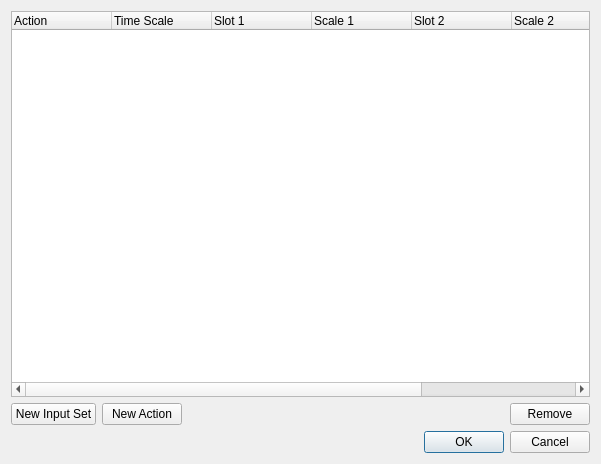
Before: the Qt Designer form Tools/EditorFramework/Dialogs/InputConfigDlg.ui in ezEngine/ezEngine, drawn with Qt 5.
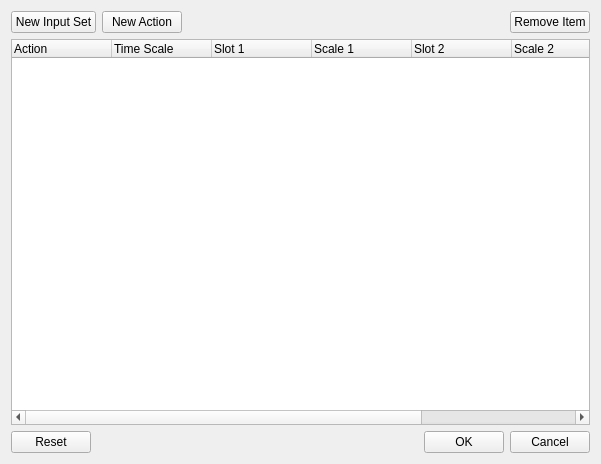
After: the same form once the commit is applied. Icons and pictures are not drawn.

Commit message: Finished dialog for input map editing. Available input slots have to be defined in external files, as plugins may not be loaded in the editor process (at that time or on that platform).

Diff of the .ui file:
```diff
--- a/Tools/EditorFramework/Dialogs/InputConfigDlg.ui
+++ b/Tools/EditorFramework/Dialogs/InputConfigDlg.ui
@@ -18,6 +18,53 @@
     <normaloff>:/EditorFramework/Icons/Input16.png</normaloff>:/EditorFramework/Icons/Input16.png</iconset>
   </property>
   <layout class="QVBoxLayout" name="verticalLayout">
+   <item>
+    <layout class="QHBoxLayout" name="horizontalLayout">
+     <item>
+      <widget class="QPushButton" name="ButtonNewInputSet">
+       <property name="text">
+        <string>New Input Set</string>
+       </property>
+       <property name="autoDefault">
+        <bool>false</bool>
+       </property>
+      </widget>
+     </item>
+     <item>
+      <widget class="QPushButton" name="ButtonNewAction">
+       <property name="text">
+        <string>New Action</string>
+       </property>
+       <property name="autoDefault">
+        <bool>false</bool>
+       </property>
+      </widget>
+     </item>
+     <item>
+      <spacer name="horizontalSpacer">
+       <property name="orientation">
+        <enum>Qt::Horizontal</enum>
+       </property>
+       <property name="sizeHint" stdset="0">
+        <size>
+         <width>40</width>
+         <height>20</height>
+        </size>
+       </property>
+      </spacer>
+     </item>
+     <item>
+      <widget class="QPushButton" name="ButtonRemove">
+       <property name="text">
+        <string>Remove Item</string>
+       </property>
+       <property name="autoDefault">
+        <bool>false</bool>
+       </property>
+      </widget>
+     </item>
+    </layout>
+   </item>
    <item>
     <widget class="QTreeWidget" name="TreeActions">
      <column>
@@ -68,23 +115,19 @@
     </widget>
    </item>
    <item>
-    <layout class="QHBoxLayout" name="horizontalLayout">
+    <layout class="QHBoxLayout" name="horizontalLayout_2">
      <item>
-      <widget class="QPushButton" name="ButtonNewInputSet">
+      <widget class="QPushButton" name="ButtonReset">
        <property name="text">
-        <string>New Input Set</string>
+        <string>Reset</string>
        </property>
-      </widget>
-     </item>
-     <item>
-      <widget class="QPushButton" name="ButtonNewAction">
-       <property name="text">
-        <string>New Action</string>
+       <property name="autoDefault">
+        <bool>false</bool>
        </property>
       </widget>
      </item>
      <item>
-      <spacer name="horizontalSpacer">
+      <spacer name="horizontalSpacer_2">
        <property name="orientation">
         <enum>Qt::Horizontal</enum>
        </property>
@@ -97,21 +140,27 @@
       </spacer>
      </item>
      <item>
-      <widget class="QPushButton" name="ButtonRemove">
+      <widget class="QPushButton" name="ButtonOk">
        <property name="text">
-        <string>Remove</string>
+        <string>OK</string>
+       </property>
+       <property name="autoDefault">
+        <bool>false</bool>
+       </property>
+      </widget>
+     </item>
+     <item>
+      <widget class="QPushButton" name="ButtonCancel">
+       <property name="text">
+        <string>Cancel</string>
+       </property>
+       <property name="autoDefault">
+        <bool>false</bool>
        </property>
       </widget>
      </item>
     </layout>
    </item>
-   <item>
-    <widget class="QDialogButtonBox" name="ButtonBox">
-     <property name="standardButtons">
-      <set>QDialogButtonBox::Cancel|QDialogButtonBox::Ok</set>
-     </property>
-    </widget>
-   </item>
   </layout>
  </widget>
  <resources>
```
The commit also changes 9 other files.
